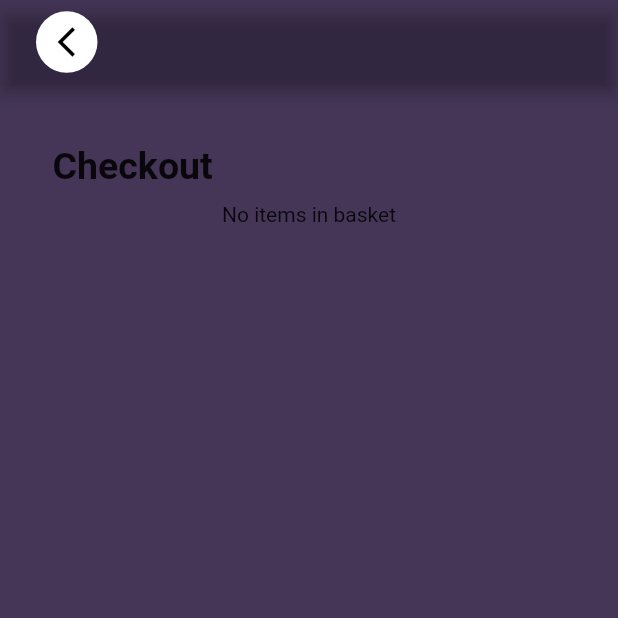
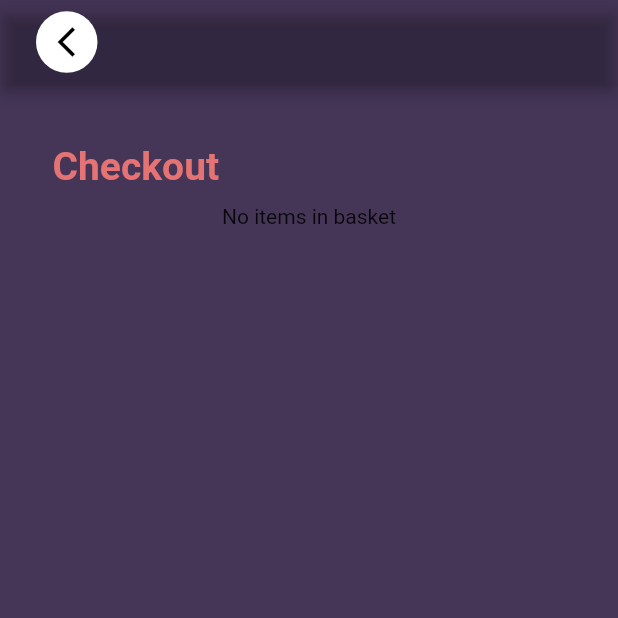
Before and after one commit to shimomaru/2.0, a Flutter app: the CheckInfo screen opened by its route, on a phone screen of 412 x 824 dp, the top half of it. Run offline on Flutter 3.47's test engine with Material 2 defaults, Android fonts, the light colour scheme and no system bars; our stand-ins replace flutter_local_notifications, flutter_neumorphic, flutter_svg, rive, smooth_page_indicator.

Commit message:
third commit

```diff
--- a/lib/constants/colors.dart
+++ b/lib/constants/colors.dart
@@ -1,4 +1,5 @@
 import 'package:flutter/material.dart';
 
 const Color kBackground = Color(0xFFF5F5F5);
-const Color kPrimaryColor = Color(0xFF89CFF0);
+Color kPrimaryColor = Colors.red.shade300;
+//Color(0xFF89CFF0);
--- a/lib/models/food.dart
+++ b/lib/models/food.dart
@@ -11,11 +11,11 @@ class Food {
   int pq;
   int quantity;
   bool favourited;
-  List<Map<String, String>> ingredients;
+  List<Map<String, String>> variations;
   String about;
   bool highlight;
   Food(this.imgUrl, this.desc, this.name, this.pq, this.waitTime, this.score,
-      this.price, this.quantity, this.ingredients, this.about, this.favourited,
+      this.price, this.quantity, this.variations, this.about, this.favourited,
       {this.highlight = false});
 
   int pqProduct(Food food) {
@@ -36,11 +36,11 @@ class Food {
         0,
         [
           {
-            'Flatbread': 'assets/images/flatbread-modified.png',
+            'Chicken': 'assets/images/flatbread-modified.png',
           },
-          {'Cabbage': 'assets/images/cabbb-modified.png'},
-          {'Chicken': 'assets/images/chicken-modified.png'},
-          {'Sauce': 'assets/images/sauce-modified.png'},
+          {'Beef': 'assets/images/cabbb-modified.png'},
+          {'Mexican': 'assets/images/chicken-modified.png'},
+          {'Suya': 'assets/images/sauce-modified.png'},
         ],
         'A sandwich of sliced lamb or chicken, vegetables, and often tahini wrapped in pita bread',
         highlight: true,
--- a/lib/screens/home/stall_page.dart
+++ b/lib/screens/home/stall_page.dart
@@ -113,7 +113,7 @@ class _StallPageState extends State<StallPage> {
                   height: 10,
                   color: kBackground,
                   borderRadius: BorderRadius.circular(10),
-                  dotBorder: const DotBorder(
+                  dotBorder: DotBorder(
                     color: kPrimaryColor,
                     padding: 2,
                     width: 2,
--- a/lib/screens/home_screen.dart
+++ b/lib/screens/home_screen.dart
@@ -9,7 +9,7 @@ class HomeScreen extends StatelessWidget {
   @override
   Widget build(BuildContext context) {
     return Scaffold(
-      backgroundColor: const Color(0xff392850),
+      backgroundColor: const Color(0xff392850), //blueAccent
       body: Column(
         children: <Widget>[
           const SizedBox(height: 110),
--- a/lib/views/checkout2.dart
+++ b/lib/views/checkout2.dart
@@ -163,6 +163,7 @@ class _ListScrollViewState extends State<ListScrollView> {
                                             .toString(),
                                         style: const TextStyle(
                                           fontWeight: FontWeight.bold,
+                                          color: Colors.white70,
                                         ),
                                       ),
                                     ),
@@ -171,7 +172,7 @@ class _ListScrollViewState extends State<ListScrollView> {
                                         context
                                             .read<FoodCount>()
                                             .increment(userOrders[index]);
-                                        context.read<FavFood>().update(); ////
+                                        context.read<FavFood>().update();
                                         context.read<Counter>().update();
                                         context.read<FavFood>().peeQee();
                                         setState(() {});
--- a/lib/views/checkoutview.dart
+++ b/lib/views/checkoutview.dart
@@ -61,15 +61,16 @@ class _CheckInfoState extends State<CheckInfo> {
                     children: [
                       Column(
                         crossAxisAlignment: CrossAxisAlignment.start,
-                        children: const [
+                        children: [
                           Text(
                             'Checkout',
                             style: TextStyle(
-                              fontSize: 25,
+                              fontSize: 26,
                               fontWeight: FontWeight.bold,
+                              color: Colors.red.shade300,
                             ),
                           ),
-                          SizedBox(height: 10),
+                          const SizedBox(height: 10),
                         ],
                       ),
                     ],
--- a/lib/views/notification_page.dart
+++ b/lib/views/notification_page.dart
@@ -1,10 +1,7 @@
 import 'package:flutter/material.dart';
-import 'package:nle_app/constants/colors.dart';
 import 'package:nle_app/main.dart';
 import 'package:nle_app/screens/widgets/notification_tiles.dart';
 import 'package:nle_app/screens/widgets/picture_tile.dart';
-import 'package:nle_app/views/checkout.dart';
-import 'package:provider/provider.dart';
 
 class NotificationsPage extends StatefulWidget {
   const NotificationsPage({super.key});
--- a/pubspec.yaml
+++ b/pubspec.yaml
@@ -77,6 +77,7 @@ flutter:
     - assets/Backgrounds/
     - assets/icons/
     - assets/RiveAssets/
+    - assets/images/
 
   # An image asset can refer to one or more resolution-specific "variants", see
   # https://flutter.dev/assets-and-images/#resolution-aware
```
Also changed, not shown: lib/main.dart (+10 -2 lines), lib/models/stall.dart (+0 -15 lines), lib/screens/detail/widget/food_detail.dart (+8 -5 lines), lib/screens/detail/widget/food_quantity.dart (+6 -16 lines), lib/screens/widgets/stall_info.dart (+12 -6 lines), lib/views/griddashboard.dart (+4 -18 lines), 1 other file.
